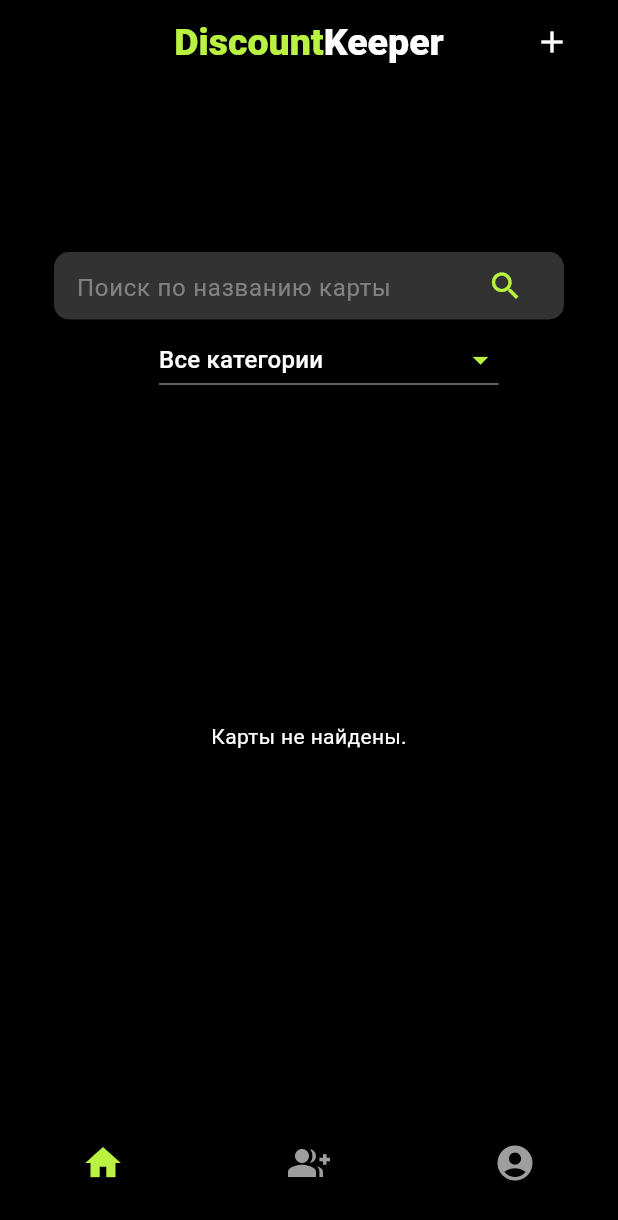
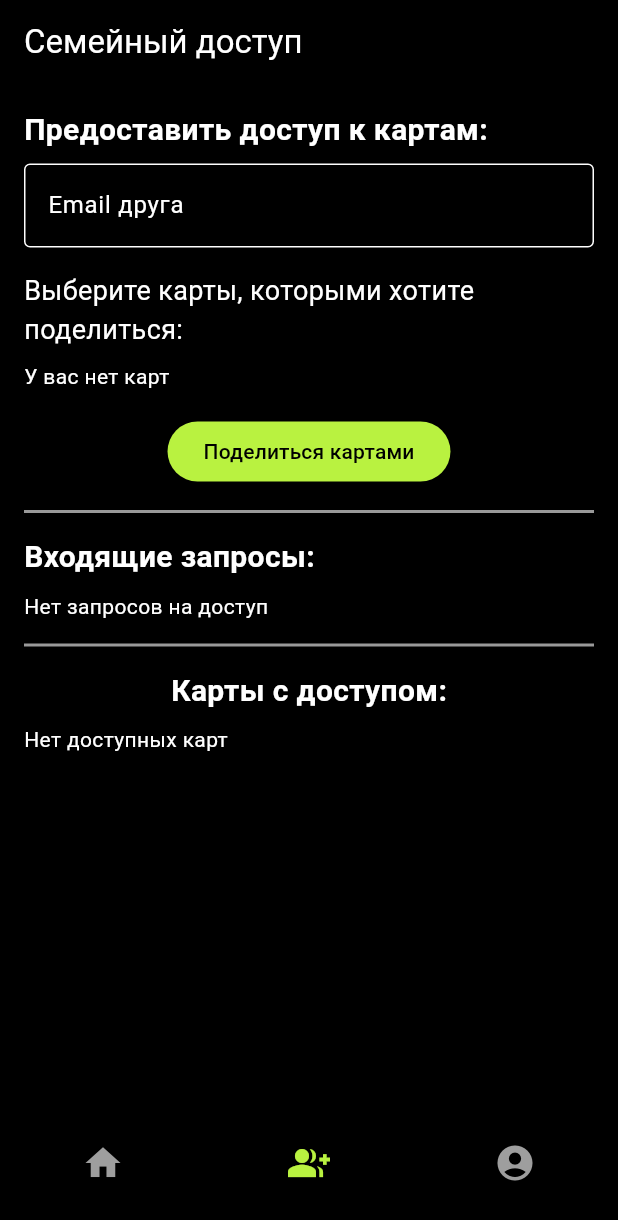
Before and after one commit to KruLeeo/DiscountKeeper, a Flutter app: the HomePage screen opened by its route, after a tap on the "group add" icon, on a phone screen of 412 x 824 dp. Shown: the top 1220 px of the screen. Run offline on Flutter 3.47's test engine with Material 3 defaults, Android fonts, the phone set to English and light mode, and no system bars; our stand-ins replace cached_network_image, cloud_firestore, firebase_auth, firebase_core, firebase_storage, image_picker and 1 more; accounts and stored records are empty; network calls fail; Roboto replaces fonts that are missing (Montserrat).

Commit message:
20.11.2024 - family_page

```diff
--- /dev/null
+++ b/lib/family_page.dart
@@ -0,0 +1,366 @@
+import 'package:flutter/material.dart';
+import 'package:cloud_firestore/cloud_firestore.dart';
+import 'package:firebase_auth/firebase_auth.dart';
+
+// Страница для отображения полного изображения карты
+class FullImagePage extends StatelessWidget {
+  final String imageUrl;
+
+  FullImagePage({required this.imageUrl});
+
+  @override
+  Widget build(BuildContext context) {
+    return Scaffold(
+      backgroundColor: Colors.black, // Чёрный фон для всего Scaffold
+      appBar: AppBar(
+        title: const Text('Полное изображение', style: TextStyle(color: Colors.white)), // Белый цвет текста
+        backgroundColor: Colors.black, // Чёрный фон для AppBar
+      ),
+      body: Center(
+        child: Image.network(imageUrl), // Отображаем полное изображение
+      ),
+    );
+  }
+}
+
+class FamilyPage extends StatefulWidget {
+  @override
+  _FamilyPageState createState() => _FamilyPageState();
+}
+
+class _FamilyPageState extends State<FamilyPage> {
+  final TextEditingController emailController = TextEditingController();
+  final String? currentUserEmail = FirebaseAuth.instance.currentUser?.email;
+
+  // Список выбранных карт
+  List<String> selectedCards = [];
+
+  @override
+  Widget build(BuildContext context) {
+    return Scaffold(
+      backgroundColor: Colors.black, // Черный фон для всего Scaffold
+      appBar: AppBar(
+        backgroundColor: Colors.black, // Черный фон для AppBar
+        automaticallyImplyLeading: false, // Убираем стрелочку назад
+        title: const Text(
+          'Семейный доступ',
+          style: TextStyle(color: Colors.white), // Белый цвет для текста
+        ),
+      ),
+      body: SingleChildScrollView(
+        padding: const EdgeInsets.all(16.0),
+        child: Column(
+          crossAxisAlignment: CrossAxisAlignment.start,
+          children: [
+            // Отправка запроса на доступ
+            const Text(
+              'Предоставить доступ к картам:',
+              style: TextStyle(fontSize: 20, fontWeight: FontWeight.bold, color: Colors.white),
+            ),
+            const SizedBox(height: 8),
+            TextField(
+              controller: emailController,
+              decoration: const InputDecoration(
+                labelText: 'Email друга',
+                labelStyle: TextStyle(color: Colors.white),
+                border: OutlineInputBorder(),
+                focusedBorder: OutlineInputBorder(
+                  borderSide: BorderSide(color: Colors.white),
+                ),
+                enabledBorder: OutlineInputBorder(
+                  borderSide: BorderSide(color: Colors.white),
+                ),
+              ),
+              style: const TextStyle(color: Colors.white),
+            ),
+            const SizedBox(height: 16),
+            const Text(
+              'Выберите карты, которыми хотите поделиться:',
+              style: TextStyle(fontSize: 18, color: Colors.white),
+            ),
+            const SizedBox(height: 8),
+            FutureBuilder(
+              future: fetchUserCards(),
+              builder: (context, snapshot) {
+                if (snapshot.connectionState == ConnectionState.waiting) {
+                  return const Center(child: CircularProgressIndicator());
+                }
+
+                if (!snapshot.hasData || snapshot.data!.isEmpty) {
+                  return const Text('У вас нет карт', style: TextStyle(color: Colors.white));
+                }
+
+                var cards = snapshot.data as List<DocumentSnapshot>;
+
+                return ListView.builder(
+                  shrinkWrap: true,
+                  physics: const NeverScrollableScrollPhysics(),
+                  itemCount: cards.length,
+                  itemBuilder: (context, index) {
+                    var card = cards[index];
+
+                    return Card(
+                      elevation: 3,
+                      margin: const EdgeInsets.symmetric(vertical: 8),
+                      color: Colors.black,
+                      child: ListTile(
+                        leading: Image.network(card['frontImageUrl']),
+                        title: Text(card['cardName'], style: const TextStyle(color: Colors.white)),
+                        subtitle: Text(card['category'], style: const TextStyle(color: Colors.white)),
+                        trailing: Checkbox(
+                          value: selectedCards.contains(card.id),
+                          onChanged: (bool? value) {
+                            setState(() {
+                              if (value == true) {
+                                selectedCards.add(card.id); // Добавляем карту в список выбранных
+                              } else {
+                                selectedCards.remove(card.id); // Убираем карту из списка
+                              }
+                            });
+                          },
+                        ),
+                      ),
+                    );
+                  },
+                );
+              },
+            ),
+            const SizedBox(height: 16),
+            Center(
+              child: ElevatedButton(
+                style: ButtonStyle(
+                  backgroundColor: MaterialStateProperty.all(const Color(0xFFB9F240)),
+                ),
+                onPressed: selectedCards.isEmpty
+                    ? null  // Кнопка неактивна, если нет выбранных карт
+                    : () async {
+                  String friendEmail = emailController.text.trim();
+
+                  if (friendEmail.isEmpty || friendEmail == currentUserEmail) {
+                    ScaffoldMessenger.of(context).showSnackBar(
+                      const SnackBar(content: Text('Введите корректный email')),
+                    );
+                    return;
+                  }
+
+                  // Отправляем запросы на доступ для каждой выбранной карты
+                  for (String cardId in selectedCards) {
+                    await FirebaseFirestore.instance.collection('accessRequests').add({
+                      'ownerEmail': currentUserEmail,
+                      'friendEmail': friendEmail,
+                      'status': 'pending',
+                      'cardId': cardId,
+                    });
+                  }
+
+                  emailController.clear();
+                  selectedCards.clear(); // Очищаем список выбранных карт
+
+                  ScaffoldMessenger.of(context).showSnackBar(
+                    const SnackBar(content: Text('Запросы отправлены')),
+                  );
+                },
+                child: const Text(
+                  'Поделиться картами',
+                  style: TextStyle(color: Colors.black),
+                ),
+              ),
+            ),
+            const Divider(height: 32, thickness: 2, color: Colors.white60), // 60% прозрачность
+
+            // Просмотр входящих запросов
+            const Text(
+              'Входящие запросы:',
+              style: TextStyle(fontSize: 20, fontWeight: FontWeight.bold, color: Colors.white),
+            ),
+            const SizedBox(height: 8),
+            StreamBuilder(
+              stream: FirebaseFirestore.instance
+                  .collection('accessRequests')
+                  .where('friendEmail', isEqualTo: currentUserEmail)
+                  .where('status', isEqualTo: 'pending')
+                  .snapshots(),
+              builder: (context, snapshot) {
+                if (!snapshot.hasData) {
+                  return const Center(child: CircularProgressIndicator());
+                }
+
+                var requests = snapshot.data!.docs;
+
+                if (requests.isEmpty) {
+                  return const Text('Нет запросов на доступ', style: TextStyle(color: Colors.white));
+                }
+
+                return ListView.builder(
+                  shrinkWrap: true,
+                  physics: const NeverScrollableScrollPhysics(),
+                  itemCount: requests.length,
+                  itemBuilder: (context, index) {
+                    var request = requests[index];
+
+                    return ListTile(
+                      title: Text('Запрос от: ${request['ownerEmail']}', style: const TextStyle(color: Colors.white)),
+                      trailing: Row(
+                        mainAxisSize: MainAxisSize.min,
+                        children: [
+                          IconButton(
+                            icon: const Icon(Icons.check, color: Colors.green),
+                            onPressed: () {
+                              FirebaseFirestore.instance
+                                  .collection('accessRequests')
+                                  .doc(request.id)
+                                  .update({'status': 'approved'});
+                            },
+                          ),
+                          IconButton(
+                            icon: const Icon(Icons.close, color: Colors.red),
+                            onPressed: () {
+                              FirebaseFirestore.instance
+                                  .collection('accessRequests')
+                                  .doc(request.id)
+                                  .update({'status': 'rejected'});
+                            },
+                          ),
+                        ],
+                      ),
+                    );
+                  },
+                );
+              },
+            ),
+            const Divider(height: 32, thickness: 2, color: Colors.white60), // 60% прозрачность
+
+            Center(
+              child: Text(
+                'Карты с доступом:',
+                style: TextStyle(fontSize: 20, fontWeight: FontWeight.bold, color: Colors.white),
+              ),
+            ),
+            const SizedBox(height: 8),
+            FutureBuilder(
+              future: fetchSharedCards(),
+              builder: (context, snapshot) {
+                if (snapshot.connectionState == ConnectionState.waiting) {
+                  return const Center(child: CircularProgressIndicator());
+                }
+
+                if (!snapshot.hasData || snapshot.data!.isEmpty) {
+                  return const Text('Нет доступных карт', style: TextStyle(color: Colors.white));
+                }
+
+                var cards = snapshot.data as List<DocumentSnapshot>;
+
+                return ListView.builder(
+                  shrinkWrap: true,
+                  physics: const NeverScrollableScrollPhysics(),
+                  itemCount: cards.length,
+                  itemBuilder: (context, index) {
+                    var card = cards[index];
+
+                    return Card(
+                      elevation: 3,
+                      margin: const EdgeInsets.symmetric(vertical: 8),
+                      color: Colors.black,
+                      child: ListTile(
+                        leading: Image.network(card['frontImageUrl']),
+                        title: Text(card['cardName'], style: const TextStyle(color: Colors.white)),
+                        subtitle: Text(card['category'], style: const TextStyle(color: Colors.white)),
+                        onTap: () {
+                          // Переходим на экран с полным изображением
+                          Navigator.push(
+                            context,
+                            MaterialPageRoute(
+                              builder: (context) => FullImagePage(imageUrl: card['frontImageUrl']),
+                            ),
+                          );
+                        },
+                      ),
+                    );
+                  },
+                );
+              },
+            ),
+          ],
+        ),
+      ),
+      // Нижняя панель навигации
+      bottomNavigationBar: Positioned(
+        bottom: 0,
+        left: 0,
+        right: 0,
+        child: Container(
+          height: 98,
+          decoration: const BoxDecoration(
+            color: Colors.black,
+          ),
+          child: Row(
+            mainAxisAlignment: MainAxisAlignment.spaceAround,
+            children: [
+              IconButton(
+                icon: const Icon(
+                  Icons.home,
+                  color: Colors.grey,
+                ),
+                iconSize: 28,
+                onPressed: () {
+                  Navigator.pushNamed(context, '/home');
+                },
+              ),
+              IconButton(
+                icon: const Icon(
+                  Icons.group_add,
+                  color: Color(0xFFB9F240),
+                ),
+                iconSize: 28,
+                onPressed: () {
+                  Navigator.pushNamed(context, '/family');
+                },
+              ),
+              IconButton(
+                icon: const Icon(
+                  Icons.account_circle,
+                  color: Colors.grey,
+                ),
+                iconSize: 28,
+                onPressed: () {
+                  Navigator.pushNamed(context, '/profile');
+                },
+              ),
+            ],
+          ),
+        ),
+      ),
+    );
+  }
+
+  // Функция получения карт пользователя
+  Future<List<DocumentSnapshot>> fetchUserCards() async {
+    var userCards = await FirebaseFirestore.instance
+        .collection('cards')
+        .where('userEmail', isEqualTo: currentUserEmail)
+        .get();
+
+    return userCards.docs;
+  }
+
+  // Функция получения карт с доступом
+  Future<List<DocumentSnapshot>> fetchSharedCards() async {
+    var approvedRequests = await FirebaseFirestore.instance
+        .collection('accessRequests')
+        .where('friendEmail', isEqualTo: currentUserEmail)
+        .where('status', isEqualTo: 'approved')
+        .get();
+
+    List<String> ownerEmails =
+    approvedRequests.docs.map((doc) => doc['ownerEmail'] as String).toList();
+
+    if (ownerEmails.isEmpty) return [];
+
+    var cards = await FirebaseFirestore.instance
+        .collection('cards')
+        .where('userEmail', whereIn: ownerEmails)
+        .get();
+
+    return cards.docs;
+  }
+}
--- a/lib/main.dart
+++ b/lib/main.dart
@@ -4,6 +4,7 @@ import 'login_page.dart';
 import 'profile.dart';
 import 'admin_page.dart';
 import 'add_card_page.dart';
+import 'family_page.dart';
 import 'package:firebase_core/firebase_core.dart';
 import 'package:firebase_auth/firebase_auth.dart';
 import 'package:cloud_firestore/cloud_firestore.dart'; // Import Firestore
@@ -36,6 +37,7 @@ class MyApp extends StatelessWidget {
         '/admin': (context) => const AdminPage(),
         '/profile': (context) => const ProfilePage(),
         '/addCard': (context) => const AddCardPage(),
+        '/family': (context) => FamilyPage(),
       },
     );
   }
@@ -622,7 +624,9 @@ class HomePageState extends State<HomePage> {
                       color: Colors.grey,
                     ),
                     iconSize: 28,
-                    onPressed: () {},
+                    onPressed: () {
+                      Navigator.pushNamed(context, '/family');
+                    },
                   ),
                   IconButton(
                     icon: const Icon(
```
